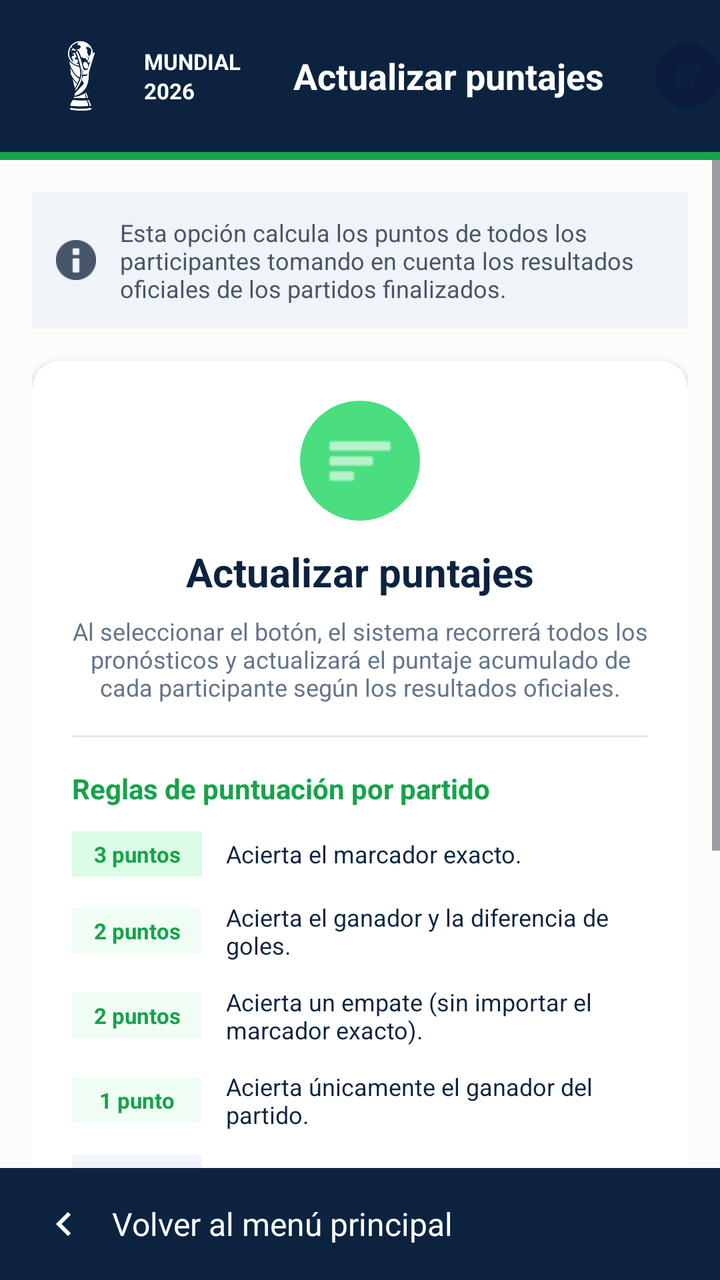
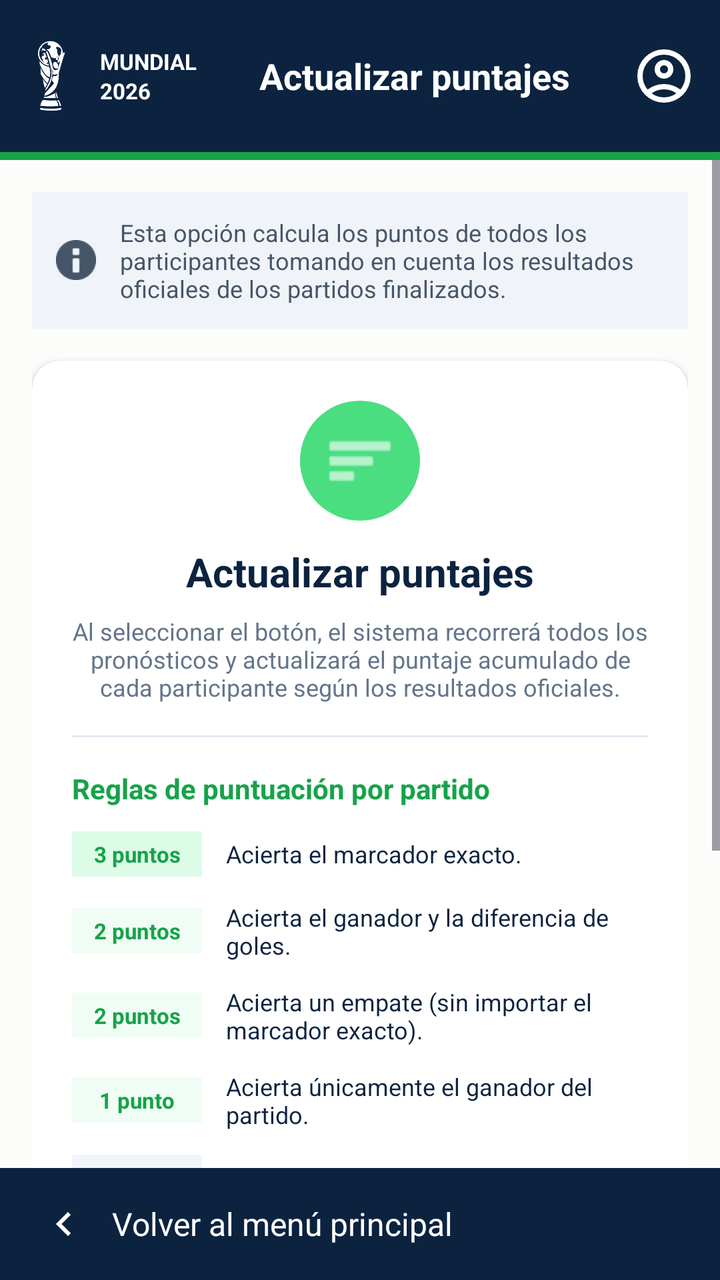

Two renders of the same Android screen: before a commit and after it. Below are the layout's source before the change and the commit's diff.
<!-- AndroidManifest.xml: application theme Theme.POO4_2P_GUERRERO_MARQUEZ_PALAGUACHI -->
<!-- res/layout/activity_actualizar_puntajes.xml -->
<?xml version="1.0" encoding="utf-8"?>
<LinearLayout xmlns:android="http://schemas.android.com/apk/res/android"
    xmlns:app="http://schemas.android.com/apk/res-auto"
    android:id="@+id/main"
    android:layout_width="match_parent"
    android:layout_height="match_parent"
    android:background="#FCFCFB"
    android:orientation="vertical"
    tools:context=".ActualizarPuntajesActivity"
    xmlns:tools="http://schemas.android.com/tools">

    <LinearLayout
        android:layout_width="match_parent"
        android:layout_height="76dp"
        android:background="#0C2340"
        android:gravity="center_vertical"
        android:orientation="horizontal">

        <ImageView
            android:layout_width="48dp"
            android:layout_height="42dp"
            android:layout_marginStart="16dp"
            android:src="@drawable/copa_mundial_blanca" />

        <LinearLayout
            android:layout_width="wrap_content"
            android:layout_height="wrap_content"
            android:layout_marginStart="8dp"
            android:orientation="vertical">

            <TextView
                android:layout_width="wrap_content"
                android:layout_height="wrap_content"
                android:text="MUNDIAL"
                android:textColor="#FFFFFF"
                android:textSize="11sp"
                android:textStyle="bold" />
            <TextView
                android:layout_width="wrap_content"
                android:layout_height="wrap_content"
                android:text="2026"
                android:textColor="#FFFFFF"
                android:textSize="11sp"
                android:textStyle="bold" />
        </LinearLayout>

        <TextView
            android:layout_width="0dp"
            android:layout_height="wrap_content"
            android:layout_weight="1"
            android:gravity="center"
            android:text="Actualizar puntajes"
            android:textColor="#FFFFFF"
            android:textSize="18sp"
            android:textStyle="bold" />

        <ImageView
            android:layout_width="32dp"
            android:layout_height="32dp"
            android:background="@drawable/shape_circle_avatar"
            android:padding="6dp"
            android:src="@android:drawable/ic_menu_myplaces"
            app:tint="#0C2340" />
    </LinearLayout>

    <View
        android:layout_width="match_parent"
        android:layout_height="4dp"
        android:background="#16A34A" />

    <ScrollView
        android:layout_width="match_parent"
        android:layout_height="0dp"
        android:layout_weight="1"
        android:fillViewport="true">

        <LinearLayout
            android:layout_width="match_parent"
            android:layout_height="wrap_content"
            android:orientation="vertical"
            android:padding="16dp">

            <LinearLayout
                android:layout_width="match_parent"
                android:layout_height="wrap_content"
                android:background="#F0F4F8"
                android:padding="12dp"
                android:gravity="center_vertical"
                android:orientation="horizontal">

                <ImageView
                    android:layout_width="20dp"
                    android:layout_height="20dp"
                    android:src="@android:drawable/ic_dialog_info"
                    app:tint="#475569" />

                <TextView
                    android:layout_width="wrap_content"
                    android:layout_height="wrap_content"
                    android:layout_marginStart="12dp"
                    android:text="Esta opción calcula los puntos de todos los participantes tomando en cuenta los resultados oficiales de los partidos finalizados."
                    android:textColor="#475569"
                    android:textSize="12sp" />
            </LinearLayout>

            <androidx.cardview.widget.CardView
                android:layout_width="match_parent"
                android:layout_height="wrap_content"
                android:layout_marginTop="16dp"
                android:layout_marginBottom="16dp"
                app:cardBackgroundColor="#FFFFFF"
                app:cardCornerRadius="14dp"
                app:cardElevation="2dp">

                <LinearLayout
                    android:layout_width="match_parent"
                    android:layout_height="wrap_content"
                    android:orientation="vertical"
                    android:padding="20dp">

                    <ImageView
                        android:layout_width="60dp"
                        android:layout_height="60dp"
                        android:layout_gravity="center"
                        android:src="@android:drawable/ic_menu_sort_by_size"
                        android:background="@drawable/shape_circle_avatar"
                        android:backgroundTint="#4ADE80"
                        android:padding="12dp"
                        app:tint="#FFFFFF" />

                    <TextView
                        android:layout_width="match_parent"
                        android:layout_height="wrap_content"
                        android:layout_marginTop="12dp"
                        android:gravity="center"
                        android:text="Actualizar puntajes"
                        android:textColor="#0C2340"
                        android:textSize="20sp"
                        android:textStyle="bold" />

                    <TextView
                        android:layout_width="match_parent"
                        android:layout_height="wrap_content"
                        android:layout_marginTop="8dp"
                        android:gravity="center"
                        android:text="Al seleccionar el botón, el sistema recorrerá todos los pronósticos y actualizará el puntaje acumulado de cada participante según los resultados oficiales."
                        android:textColor="#64748B"
                        android:textSize="12sp" />

                    <View
                        android:layout_width="match_parent"
                        android:layout_height="1dp"
                        android:layout_marginVertical="16dp"
                        android:background="#E2E8F0" />

                    <TextView
                        android:layout_width="wrap_content"
                        android:layout_height="wrap_content"
                        android:layout_marginBottom="12dp"
                        android:text="Reglas de puntuación por partido"
                        android:textColor="#16A34A"
                        android:textSize="14sp"
                        android:textStyle="bold" />

                    <LinearLayout
                        android:layout_width="match_parent"
                        android:layout_height="wrap_content"
                        android:layout_marginBottom="12dp"
                        android:gravity="center_vertical"
                        android:orientation="horizontal">

                        <TextView
                            android:layout_width="65dp"
                            android:layout_height="wrap_content"
                            android:background="#DCFCE7"
                            android:gravity="center"
                            android:paddingVertical="4dp"
                            android:text="3 puntos"
                            android:textColor="#16A34A"
                            android:textSize="11sp"
                            android:textStyle="bold" />

                        <TextView
                            android:layout_width="wrap_content"
                            android:layout_height="wrap_content"
                            android:layout_marginStart="12dp"
                            android:text="Acierta el marcador exacto."
                            android:textColor="#0C2340"
                            android:textSize="12sp" />
                    </LinearLayout>

                    <LinearLayout
                        android:layout_width="match_parent"
                        android:layout_height="wrap_content"
                        android:layout_marginBottom="12dp"
                        android:gravity="center_vertical"
                        android:orientation="horizontal">

                        <TextView
                            android:layout_width="65dp"
                            android:layout_height="wrap_content"
                            android:background="#F0FDF4"
                            android:gravity="center"
                            android:paddingVertical="4dp"
                            android:text="2 puntos"
                            android:textColor="#16A34A"
                            android:textSize="11sp"
                            android:textStyle="bold" />

                        <TextView
                            android:layout_width="wrap_content"
                            android:layout_height="wrap_content"
                            android:layout_marginStart="12dp"
                            android:text="Acierta el ganador y la diferencia de goles."
                            android:textColor="#0C2340"
                            android:textSize="12sp" />
                    </LinearLayout>

                    <LinearLayout
                        android:layout_width="match_parent"
                        android:layout_height="wrap_content"
                        android:layout_marginBottom="12dp"
                        android:gravity="center_vertical"
                        android:orientation="horizontal">

                        <TextView
                            android:layout_width="65dp"
                            android:layout_height="wrap_content"
                            android:background="#F0FDF4"
                            android:gravity="center"
                            android:paddingVertical="4dp"
                            android:text="2 puntos"
                            android:textColor="#16A34A"
                            android:textSize="11sp"
                            android:textStyle="bold" />

                        <TextView
                            android:layout_width="wrap_content"
                            android:layout_height="wrap_content"
                            android:layout_marginStart="12dp"
                            android:text="Acierta un empate (sin importar el marcador exacto)."
                            android:textColor="#0C2340"
                            android:textSize="12sp" />
                    </LinearLayout>

                    <LinearLayout
                        android:layout_width="match_parent"
                        android:layout_height="wrap_content"
                        android:layout_marginBottom="12dp"
                        android:gravity="center_vertical"
                        android:orientation="horizontal">

                        <TextView
                            android:layout_width="65dp"
                            android:layout_height="wrap_content"
                            android:background="#F0FDF4"
                            android:gravity="center"
                            android:paddingVertical="4dp"
                            android:text="1 punto"
                            android:textColor="#16A34A"
                            android:textSize="11sp"
                            android:textStyle="bold" />

                        <TextView
                            android:layout_width="wrap_content"
                            android:layout_height="wrap_content"
                            android:layout_marginStart="12dp"
                            android:text="Acierta únicamente el ganador del partido."
                            android:textColor="#0C2340"
                            android:textSize="12sp" />
                    </LinearLayout>

                    <LinearLayout
                        android:layout_width="match_parent"
                        android:layout_height="wrap_content"
                        android:layout_marginBottom="20dp"
                        android:gravity="center_vertical"
                        android:orientation="horizontal">

                        <TextView
                            android:layout_width="65dp"
                            android:layout_height="wrap_content"
                            android:background="#F1F5F9"
                            android:gravity="center"
                            android:paddingVertical="4dp"
                            android:text="0 puntos"
                            android:textColor="#64748B"
                            android:textSize="11sp"
                            android:textStyle="bold" />

                        <TextView
                            android:layout_width="wrap_content"
                            android:layout_height="wrap_content"
                            android:layout_marginStart="12dp"
                            android:text="Cualquier otro caso."
                            android:textColor="#0C2340"
                            android:textSize="12sp" />
                    </LinearLayout>

                    <Button
                        android:id="@+id/btnActualizarPuntajes"
                        android:layout_width="match_parent"
                        android:layout_height="50dp"
                        android:backgroundTint="#16A34A"
                        android:text="Actualizar puntajes"
                        android:textAllCaps="false"
                        android:textColor="#FFFFFF"
                        android:textSize="15sp"
                        android:textStyle="bold"
                        app:cornerRadius="8dp"
                        app:icon="@android:drawable/ic_popup_sync"
                        app:iconGravity="textStart"
                        app:iconTint="#FFFFFF" />

                    <LinearLayout
                        android:layout_width="match_parent"
                        android:layout_height="wrap_content"
                        android:layout_marginTop="16dp"
                        android:background="#F0FDF4"
                        android:padding="12dp"
                        android:gravity="center_vertical"
                        android:orientation="horizontal">

                        <ImageView
                            android:layout_width="24dp"
                            android:layout_height="24dp"
                            android:src="@android:drawable/ic_menu_myplaces"
                            app:tint="#16A34A" />

                        <TextView
                            android:layout_width="wrap_content"
                            android:layout_height="wrap_content"
                            android:layout_marginStart="12dp"
                            android:text="Al ejecutar esta opción, los puntajes actuales de todos los participantes se reiniciarán a cero y se recalcularán según los resultados oficiales registrados."
                            android:textColor="#0C2340"
                            android:textSize="11sp" />
                    </LinearLayout>

                </LinearLayout>
            </androidx.cardview.widget.CardView>
        </LinearLayout>
    </ScrollView>

    <LinearLayout
        android:id="@+id/btnVolver"
        android:layout_width="match_parent"
        android:layout_height="56dp"
        android:background="#0C2340"
        android:clickable="true"
        android:focusable="true"
        android:gravity="center_vertical"
        android:onClick="volverAlMenu"
        android:orientation="horizontal"
        android:paddingHorizontal="20dp">

        <ImageView
            android:layout_width="24dp"
            android:layout_height="24dp"
            android:src="@drawable/ic_flecha_derecha"
            android:rotation="180"
            app:tint="#FFFFFF" />

        <TextView
            android:layout_width="wrap_content"
            android:layout_height="wrap_content"
            android:layout_marginStart="12dp"
            android:text="Volver al menú principal"
            android:textColor="#FFFFFF"
            android:textSize="16sp" />
    </LinearLayout>

</LinearLayout>
<!-- resources referenced by this layout -->
<resources>
  <!-- drawable copa_mundial_blanca: png bitmap (drawable, 53141 bytes) -->
  <!-- drawable ic_flecha_derecha (drawable) -->
  <vector xmlns:android="http://schemas.android.com/apk/res/android"
      android:width="24dp"
      android:height="24dp"
      android:viewportWidth="24"
      android:viewportHeight="24">
      <path
          android:fillColor="#0C2340"
          android:pathData="M8.59,16.58L13.17,12L8.59,7.41L10,6L16,12L10,18L8.59,16.58Z"/>
  </vector>
  <!-- drawable shape_circle_avatar (drawable) -->
  <?xml version="1.0" encoding="utf-8"?>
  <shape xmlns:android="http://schemas.android.com/apk/res/android"
      android:shape="oval">
      <solid android:color="#0B1B3D" />
  </shape>
  <style name="Theme.POO4_2P_GUERRERO_MARQUEZ_PALAGUACHI" parent="Base.Theme.POO4_2P_GUERRERO_MARQUEZ_PALAGUACHI" />
  <style name="Base.Theme.POO4_2P_GUERRERO_MARQUEZ_PALAGUACHI" parent="Theme.Material3.DayNight.NoActionBar">
          
          
      </style>
</resources>

<!-- the commit's change to res/layout/activity_actualizar_puntajes.xml (unified diff, before → after) -->
@@ -19,13 +19,13 @@
         <ImageView
             android:layout_width="48dp"
             android:layout_height="42dp"
-            android:layout_marginStart="16dp"
+            android:layout_marginStart="1dp"
             android:src="@drawable/copa_mundial_blanca" />
 
         <LinearLayout
             android:layout_width="wrap_content"
             android:layout_height="wrap_content"
-            android:layout_marginStart="8dp"
+            android:layout_marginStart="1dp"
             android:orientation="vertical">
 
             <TextView
@@ -35,6 +35,7 @@
                 android:textColor="#FFFFFF"
                 android:textSize="11sp"
                 android:textStyle="bold" />
+
             <TextView
                 android:layout_width="wrap_content"
                 android:layout_height="wrap_content"
@@ -56,11 +57,11 @@
 
         <ImageView
             android:layout_width="32dp"
-            android:layout_height="32dp"
-            android:background="@drawable/shape_circle_avatar"
-            android:padding="6dp"
-            android:src="@android:drawable/ic_menu_myplaces"
-            app:tint="#0C2340" />
+            android:layout_height="48dp"
+            android:layout_marginEnd="12dp"
+            android:src="@drawable/ic_persona"
+            app:tint="#FFFFFF" />
+
     </LinearLayout>
 
     <View
<!-- resource entries referenced after the edit -->
@@ -10,6 +10,12 @@
       <path
           android:fillColor="#0C2340"
           android:pathData="M8.59,16.58L13.17,12L8.59,7.41L10,6L16,12L10,18L8.59,16.58Z"/>
+  </vector>
+  <!-- drawable ic_persona (drawable) -->
+  <vector xmlns:android="http://schemas.android.com/apk/res/android" android:height="24dp" android:tint="#000000" android:viewportHeight="960" android:viewportWidth="960" android:width="24dp">
+        
+      <path android:fillColor="@android:color/white" android:pathData="M234,684Q285,645 348,622.5Q411,600 480,600Q549,600 612,622.5Q675,645 726,684Q761,643 780.5,591Q800,539 800,480Q800,347 706.5,253.5Q613,160 480,160Q347,160 253.5,253.5Q160,347 160,480Q160,539 179.5,591Q199,643 234,684ZM380.5,479.5Q340,439 340,380Q340,321 380.5,280.5Q421,240 480,240Q539,240 579.5,280.5Q620,321 620,380Q620,439 579.5,479.5Q539,520 480,520Q421,520 380.5,479.5ZM480,880Q397,880 324,848.5Q251,817 197,763Q143,709 111.5,636Q80,563 80,480Q80,397 111.5,324Q143,251 197,197Q251,143 324,111.5Q397,80 480,80Q563,80 636,111.5Q709,143 763,197Q817,251 848.5,324Q880,397 880,480Q880,563 848.5,636Q817,709 763,763Q709,817 636,848.5Q563,880 480,880ZM580,784.5Q627,769 666,740Q627,711 580,695.5Q533,680 480,680Q427,680 380,695.5Q333,711 294,740Q333,769 380,784.5Q427,800 480,800Q533,800 580,784.5ZM523,423Q540,406 540,380Q540,354 523,337Q506,320 480,320Q454,320 437,337Q420,354 420,380Q420,406 437,423Q454,440 480,440Q506,440 523,423ZM480,380Q480,380 480,380Q480,380 480,380Q480,380 480,380Q480,380 480,380Q480,380 480,380Q480,380 480,380Q480,380 480,380Q480,380 480,380ZM480,740Q480,740 480,740Q480,740 480,740Q480,740 480,740Q480,740 480,740Q480,740 480,740Q480,740 480,740Q480,740 480,740Q480,740 480,740Z"/>
+      
   </vector>
   <!-- drawable shape_circle_avatar (drawable) -->
   <?xml version="1.0" encoding="utf-8"?>
